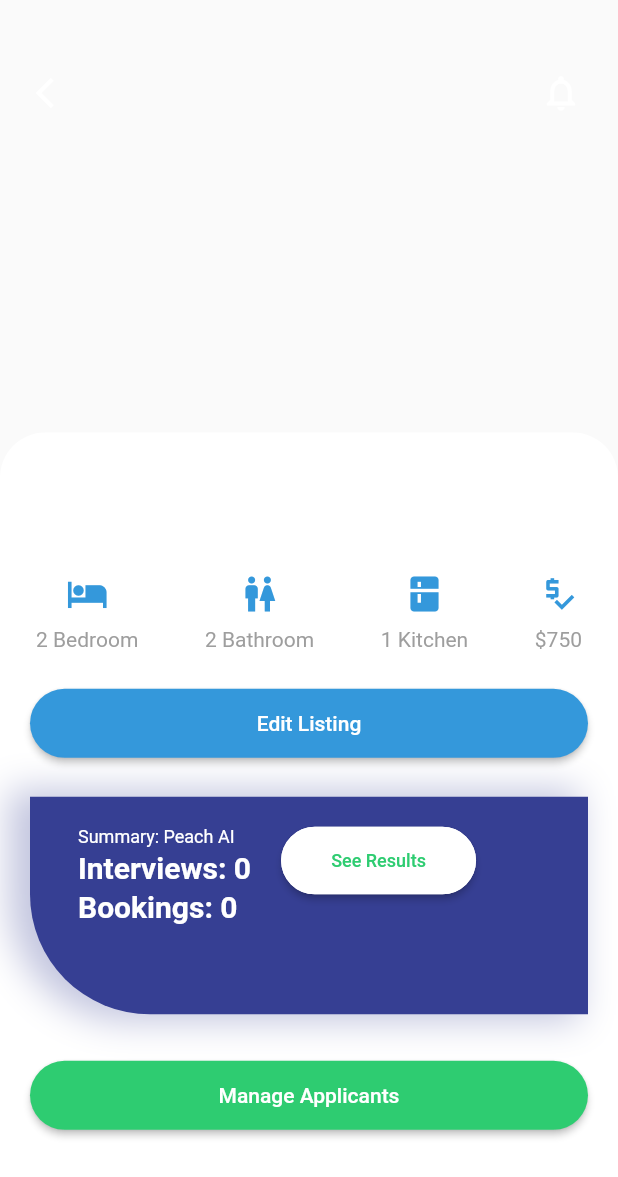
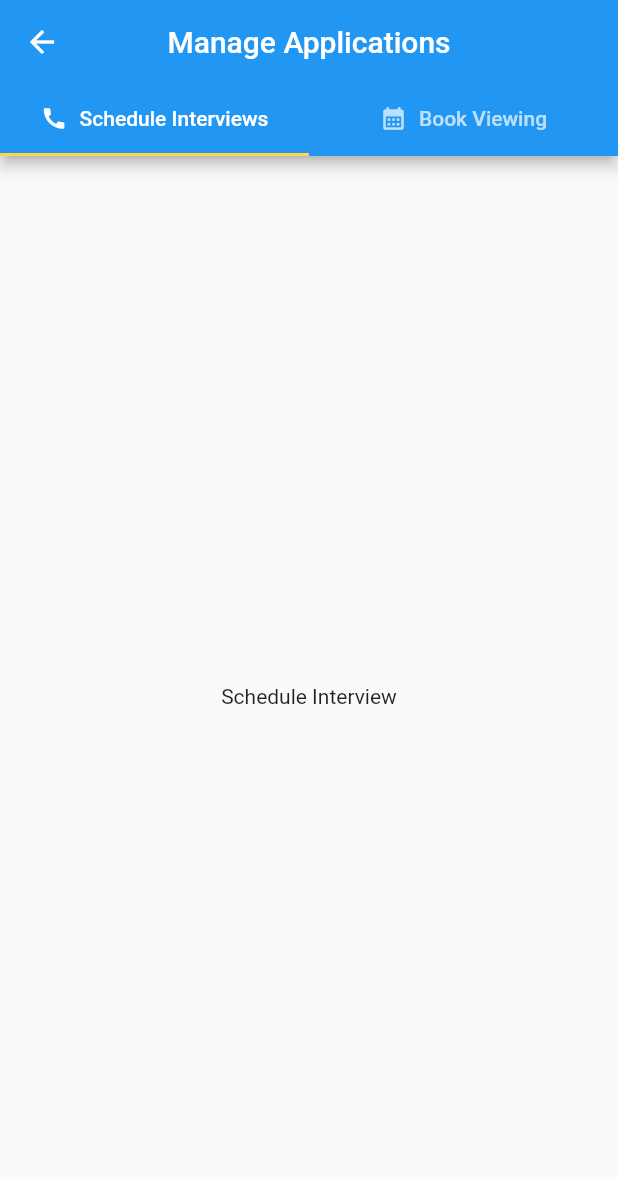
Before and after one commit to VTHacks-9-Peach-AI/Peach-AI-Mobile-App, a Flutter app: the ListingDetailsPage screen opened directly with empty values, after a tap on "Manage Applicants", on a phone screen of 412 x 824 dp. Shown: the top 1177 px of the screen. Run offline on Flutter 3.47's test engine with Material 2 defaults, Android fonts, the light colour scheme and no system bars; missing offline and left inert: tabbar.

Commit message:
manage applications page

```diff
--- a/lib/main.dart
+++ b/lib/main.dart
@@ -1,4 +1,5 @@
 import 'package:flutter/material.dart';
+import 'package:peachai/constants.dart';
 import 'package:peachai/screens/welcome_screen.dart';
 
 void main() {
@@ -14,6 +15,9 @@ class MyApp extends StatelessWidget {
       title: 'Peach AI',
       debugShowCheckedModeBanner: false,
       home: WelcomeScreen(),
+      theme: ThemeData(
+        primaryColor: primary,
+      ),
     );
   }
 }
--- a/lib/screens/listing_details_page.dart
+++ b/lib/screens/listing_details_page.dart
@@ -2,6 +2,7 @@ import 'package:carousel_slider/carousel_slider.dart';
 import 'package:flutter/material.dart';
 import 'package:peachai/constants.dart';
 import 'package:peachai/models/listing.dart';
+import 'package:peachai/screens/manage_applicants/manage_applicants.dart';
 import 'package:peachai/widgets/filled_outline_button.dart';
 import 'package:peachai/widgets/main_button.dart';
 
@@ -192,7 +193,14 @@ class ListingDetailsPage extends StatelessWidget {
                     Padding(
                         padding: const EdgeInsets.symmetric(horizontal: 20),
                         child: MainButton(
-                          press: () {},
+                          press: () {
+                            Navigator.push(context,
+                                MaterialPageRoute(builder: (context) {
+                              return ManageApplicationsPage(
+                                applicants: listing.applicants,
+                              );
+                            }));
+                          },
                           text: "Manage Applicants",
                           color: secondary,
                         )),
--- /dev/null
+++ b/lib/screens/manage_applicants/manage_applicants.dart
@@ -0,0 +1,62 @@
+import 'package:flutter/material.dart';
+import 'package:peachai/constants.dart';
+import 'package:peachai/models/listing.dart';
+import 'package:peachai/screens/manage_applicants/book_viewing_page.dart';
+import 'package:peachai/screens/manage_applicants/schedule_interview_page.dart';
+import 'package:tabbar/tabbar.dart';
+
+class ManageApplicationsPage extends StatelessWidget {
+  final controller = PageController();
+  final List<Applicant> applicants;
+
+  ManageApplicationsPage({required this.applicants});
+
+  @override
+  Widget build(BuildContext context) {
+    return DefaultTabController(
+      length: 2,
+      child: Scaffold(
+        backgroundColor: appBgColor,
+        appBar: AppBar(
+          bottom: TabBar(
+            indicatorColor: Colors.amberAccent,
+            tabs: [
+              Tab(
+                child: Row(
+                  mainAxisSize: MainAxisSize.min,
+                  children: const [
+                    Icon(Icons.call, size: 18),
+                    SizedBox(width: 8),
+                    Text('Schedule Interviews'),
+                  ],
+                ),
+              ),
+              Tab(
+                child: Row(
+                  mainAxisSize: MainAxisSize.min,
+                  children: const [
+                    Icon(Icons.calendar_month, size: 18),
+                    SizedBox(width: 8),
+                    Text('Book Viewing'),
+                  ],
+                ),
+              ),
+            ],
+          ),
+          title: const Text('Manage Applications'),
+          centerTitle: true,
+        ),
+        body: TabBarView(
+          children: [
+            ScheduleInterViewPage(
+              applicants: applicants,
+            ),
+            BookViewingPage(
+              applicants: applicants,
+            ),
+          ],
+        ),
+      ),
+    );
+  }
+}
--- /dev/null
+++ b/lib/screens/manage_applicants/schedule_interview_page.dart
@@ -0,0 +1,15 @@
+import 'package:flutter/material.dart';
+import 'package:peachai/constants.dart';
+import 'package:peachai/models/listing.dart';
+
+class ScheduleInterViewPage extends StatelessWidget {
+  ScheduleInterViewPage({Key? key, required this.applicants}) : super(key: key);
+  List<Applicant> applicants;
+  @override
+  Widget build(BuildContext context) {
+    return Container(
+      color: appBgColor,
+      child: const Center(child: Text("Schedule Interview")),
+    );
+  }
+}
--- a/pubspec.yaml
+++ b/pubspec.yaml
@@ -36,6 +36,7 @@ dependencies:
   google_fonts: ^2.0.0
   flutter_speed_dial:
   carousel_slider: ^4.0.0
+  tabbar: ^0.1.1
 
 dev_dependencies:
   flutter_test:
```
Also changed, not shown: lib/screens/manage_applicants/book_viewing_page.dart (added, +91 -0 lines), pubspec.lock, 10 other files.
